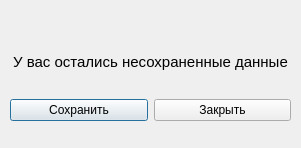
This is savedia.ui in Fragers/Big-brother-is-watching-you as Qt 5 draws it before an edit. The edited form follows.
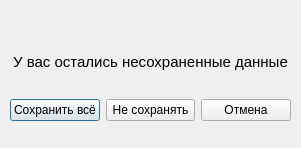
This is the edited form.

Diff of the .ui file:
```diff
--- a/savedia.ui
+++ b/savedia.ui
@@ -43,14 +43,21 @@
       <item>
        <widget class="QPushButton" name="pushButton_2">
         <property name="text">
-         <string>Сохранить</string>
+         <string>Сохранить всё</string>
         </property>
        </widget>
       </item>
       <item>
        <widget class="QPushButton" name="pushButton">
         <property name="text">
-         <string>Закрыть</string>
+         <string>Не сохранять</string>
+        </property>
+       </widget>
+      </item>
+      <item>
+       <widget class="QPushButton" name="Cancel">
+        <property name="text">
+         <string>Отмена</string>
         </property>
        </widget>
       </item>
```
Left out of the diff: 4 changed lines with no effect on the pictures.
